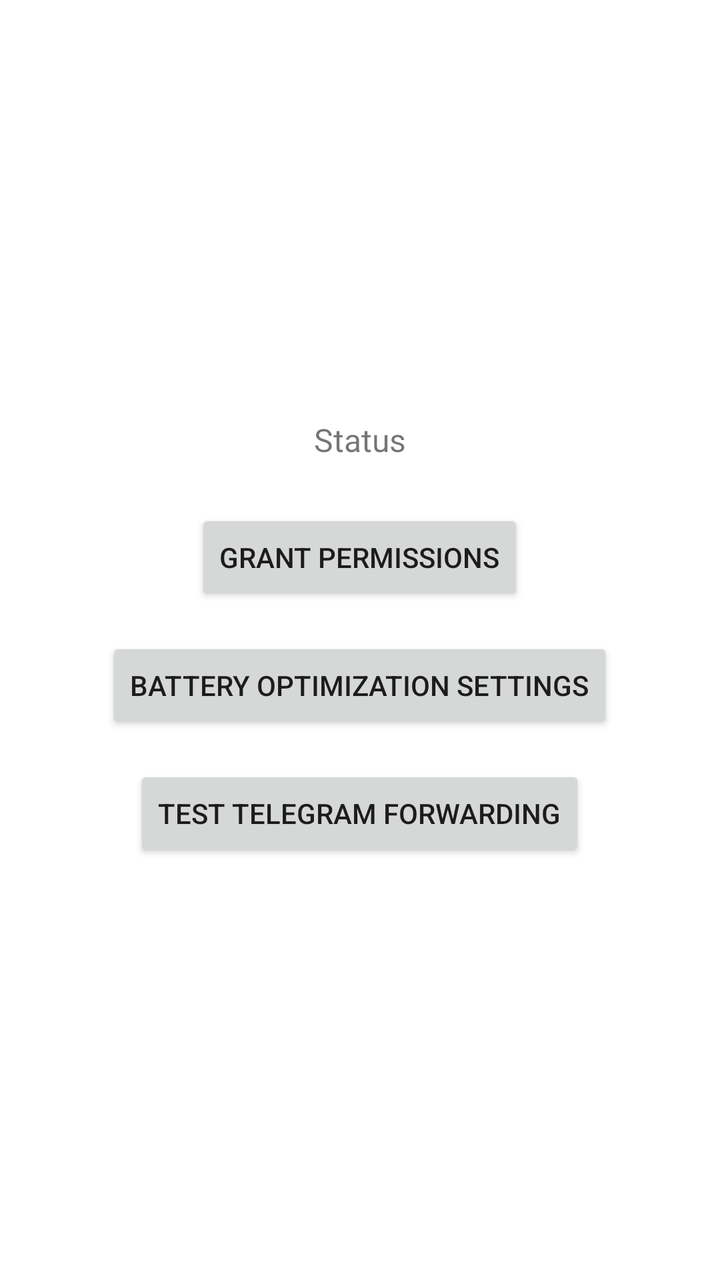
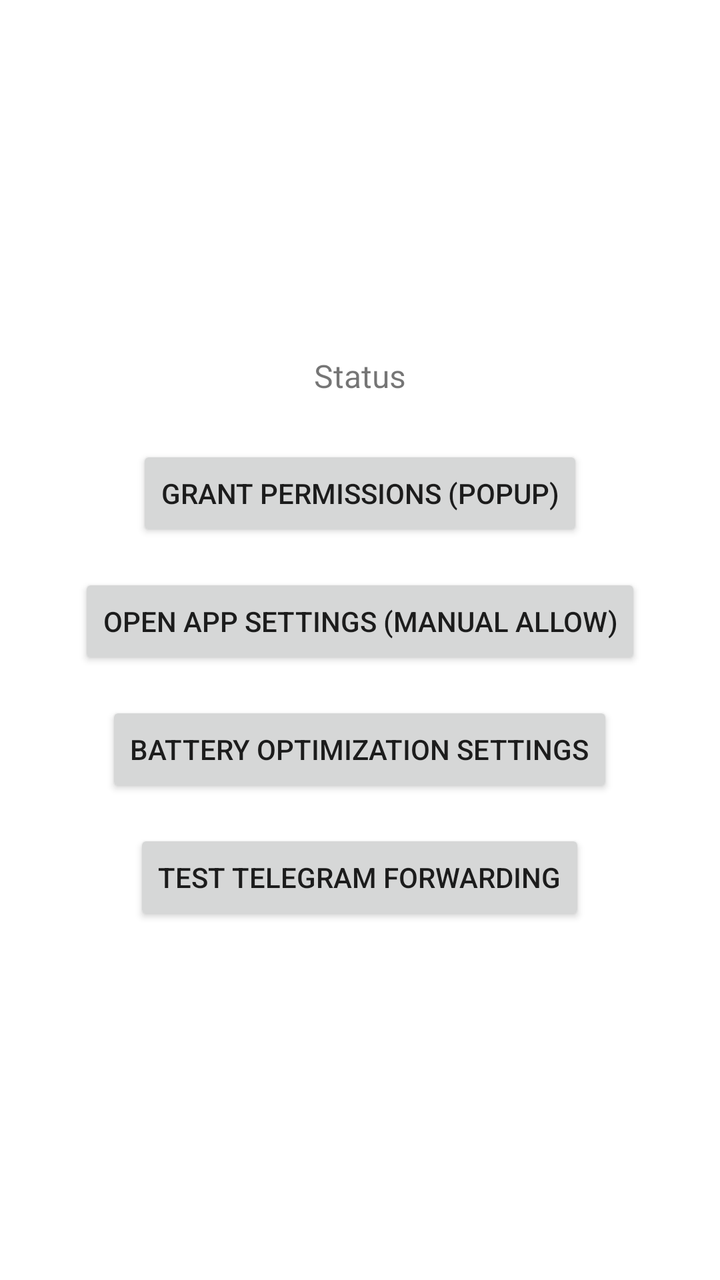

Compare the two renders of this Android layout. The source of the first and the diff that turns it into the second are given below.
<!-- AndroidManifest.xml: application theme Theme.SmsForwarder -->
<!-- res/layout/activity_main.xml -->
<?xml version="1.0" encoding="utf-8"?>
<LinearLayout xmlns:android="http://schemas.android.com/apk/res/android"
    android:layout_width="match_parent"
    android:layout_height="match_parent"
    android:orientation="vertical"
    android:padding="16dp"
    android:gravity="center">

    <TextView
        android:id="@+id/statusText"
        android:layout_width="match_parent"
        android:layout_height="wrap_content"
        android:text="Status"
        android:textSize="16sp"
        android:gravity="center"
        android:layout_marginBottom="24dp" />

    <Button
        android:id="@+id/grantButton"
        android:layout_width="wrap_content"
        android:layout_height="wrap_content"
        android:text="Grant Permissions"
        android:layout_marginBottom="16dp" />

    <Button
        android:id="@+id/batteryButton"
        android:layout_width="wrap_content"
        android:layout_height="wrap_content"
        android:layout_marginBottom="16dp"
        android:text="Battery Optimization Settings" />

    <Button
        android:id="@+id/testButton"
        android:layout_width="wrap_content"
        android:layout_height="wrap_content"
        android:text="Test Telegram Forwarding" />

</LinearLayout>
<!-- resources referenced by this layout -->
<resources>
  <style name="Theme.SmsForwarder" parent="Theme.MaterialComponents.DayNight.NoActionBar" />
</resources>

<!-- the commit's change to res/layout/activity_main.xml (unified diff, before → after) -->
@@ -19,7 +19,14 @@
         android:id="@+id/grantButton"
         android:layout_width="wrap_content"
         android:layout_height="wrap_content"
-        android:text="Grant Permissions"
+        android:text="Grant Permissions (Popup)"
+        android:layout_marginBottom="16dp" />
+
+    <Button
+        android:id="@+id/settingsButton"
+        android:layout_width="wrap_content"
+        android:layout_height="wrap_content"
+        android:text="Open App Settings (Manual Allow)"
         android:layout_marginBottom="16dp" />
 
     <Button
